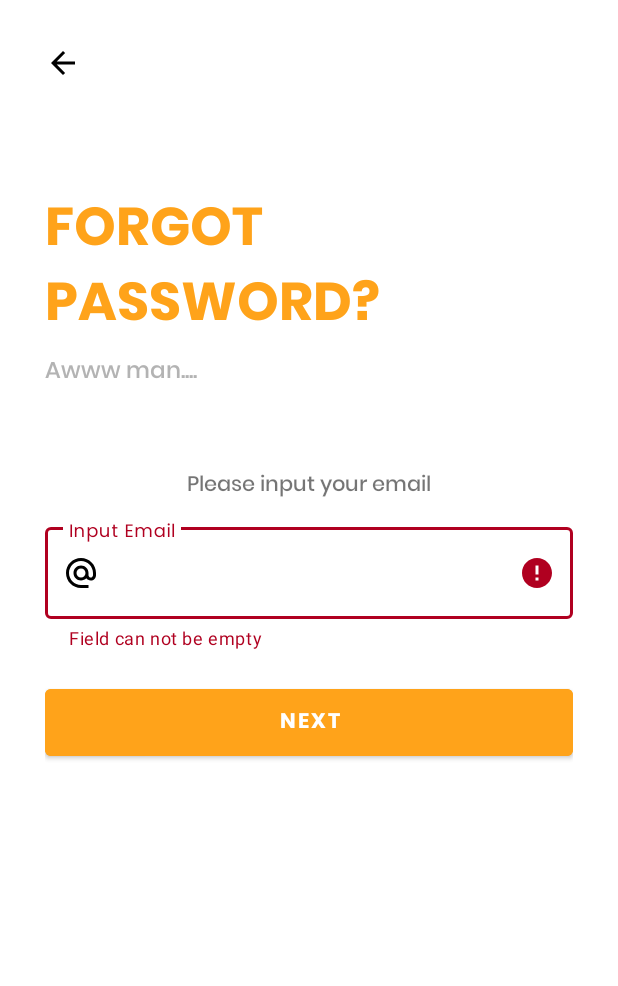
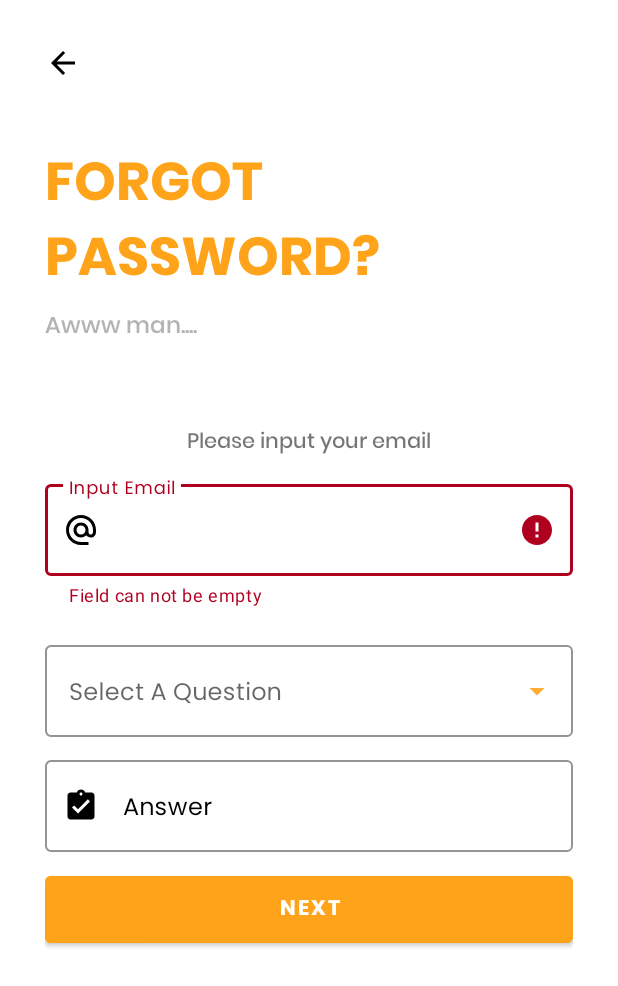
Before and after one commit to NotReallyAProgrammer/IT307_Project, an Android app: the ForgotPassword screen opened directly, with no data from a screen before it, after a tap on "NEXT", on a phone screen of 412 x 824 dp. Shown: the top 986 px of the screen. Run offline under Robolectric (Android 15) with nearby library versions, the phone set to English and light mode, and no system bars.

Commit message:
Change Password

```diff
--- a/app/src/main/java/com/example/it307_project/ForgotPassword.java
+++ b/app/src/main/java/com/example/it307_project/ForgotPassword.java
@@ -1,10 +1,15 @@
 package com.example.it307_project;
+
+import static java.lang.Integer.parseInt;
 
 import android.content.Context;
 import android.content.Intent;
 import android.os.Bundle;
+import android.os.Handler;
 import android.os.Looper;
 import android.view.View;
+import android.widget.ArrayAdapter;
+import android.widget.AutoCompleteTextView;
 import android.widget.Button;
 import android.widget.ImageView;
 import android.widget.Toast;
@@ -20,11 +25,17 @@ import com.google.android.material.textfield.TextInputLayout;
 
 public class ForgotPassword extends AppCompatActivity {
 
-    TextInputLayout forgotEmail;
-    TextInputEditText ETemail;
+    TextInputLayout forgotEmail,menu,forgotAnswer;
+    TextInputEditText ETemail,ETanswer;
+    AutoCompleteTextView question;
     ImageView backbtn;
     Button BTNconfirm;
-
+    String[] arraySpinner = new String[]{
+            "What is your mother's maiden name?",
+            "What was the name of your first pet?",
+            "What was the name of your elementary school?",
+            "In what city were you born?",
+            "What is your favorite color?"};
     Context c = this;
 
     @Override
@@ -42,25 +53,46 @@ public class ForgotPassword extends AppCompatActivity {
 
     private void initialize(){
         forgotEmail = findViewById(R.id.forgotEmail);
+        forgotAnswer = findViewById(R.id.forgotAnswer);
+        menu = findViewById(R.id.menu);
         ETemail = findViewById(R.id.ETemail);
+        ETanswer = findViewById(R.id.ETanswer);
+        question = findViewById(R.id.questions);
         backbtn = findViewById(R.id.backbtn);
         BTNconfirm = findViewById(R.id.BTNconfirm);
 
+
+        ArrayAdapter<String> adapter = new ArrayAdapter<>(c, R.layout.dropdown_menu_popup_item, arraySpinner);
+        question.setAdapter(adapter);
+
         Intent intent = getIntent();
         String[][] Users = (String[][]) intent.getSerializableExtra("Users");
-
 
 
         BTNconfirm.setOnClickListener(new View.OnClickListener() {
             @Override
             public void onClick(View v) {
                 String user = ETemail.getText().toString();
+                String ans = ETanswer.getText().toString();
+                String selectedQuestion = question.getText().toString();
                 boolean userOK = false;
-                int tempCount = 0, userPos = 0;
+                int tempCount = 0, userPos = -1,selection = 0;
 
 
+                if (selectedQuestion.equals("What is your mother's maiden name?")){
+                    selection = 1;
+                }else if(selectedQuestion.equals("What was the name of your first pet?")){
+                    selection = 2;
+                }else if(selectedQuestion.equals("What was the name of your elementary school?")){
+                    selection = 3;
+                }else if(selectedQuestion.equals("In what city were you born?")){
+                    selection = 4;
+                }else if(selectedQuestion.equals("What is your favorite color?")){
+                    selection = 5;
+                }
+
                 if(!validateEmail()){
-                    new android.os.Handler(Looper.getMainLooper()).postDelayed(
+                    new Handler(Looper.getMainLooper()).postDelayed(
                             new Runnable() {
                                 public void run() {
                                     forgotEmail.setError(null);
@@ -73,20 +105,37 @@ public class ForgotPassword extends AppCompatActivity {
                 for (String[] up : Users){
                     if (user.equals(up[0]) ){
                         userOK = true;
-                        userPos++;
+                        userPos = tempCount;
 
                     }else {
                         tempCount++;
                     }
 
                     if(userOK){
-                        Intent i = new Intent(c, ChangePassword.class);
-                        i.putExtra("User",userPos);
-                        startActivity(i);
+                        if(parseInt(Users[userPos][2]) == selection && Users[userPos][3].equals(ans)){
+                                Intent i = new Intent(c, ChangePassword.class);
+                                i.putExtra("Position",userPos);
+                                i.putExtra("Users",Users);
+                                startActivity(i);
+
+                        }else{
+                            menu.setError("Invalid question or answer");
+                            forgotAnswer.setError("Invalid question or answer");
+                            new Handler(Looper.getMainLooper()).postDelayed(
+                                    new Runnable() {
+                                        public void run() {
+                                            menu.setError(null);
+                                            menu.setErrorEnabled( false );
+                                            forgotAnswer.setError(null);
+                                            forgotAnswer.setErrorEnabled( false );
+                                        }
+                                    }, 5000);
+                            break;
+                        }
                         break;
                     }else if(tempCount == Users.length){
                         forgotEmail.setError("Email does not exist");
-                        new android.os.Handler(Looper.getMainLooper()).postDelayed(
+                        new Handler(Looper.getMainLooper()).postDelayed(
                                 new Runnable() {
                                     public void run() {
                                         forgotEmail.setError(null);
--- a/app/src/main/res/layout/activity_forgot_password.xml
+++ b/app/src/main/res/layout/activity_forgot_password.xml
@@ -20,8 +20,8 @@
     <LinearLayout
         android:layout_width="match_parent"
         android:layout_height="0dp"
-        android:layout_weight="3"
-        android:layout_marginTop="70dp"
+        android:layout_weight="5"
+        android:layout_marginTop="40dp"
         android:orientation="vertical">
         <TextView
             android:layout_width="wrap_content"
@@ -61,7 +61,7 @@
             android:layout_width="match_parent"
             android:layout_height="wrap_content"
             android:hint="Input Email"
-            app:boxStrokeColor="@color/colorSecondary"
+            app:boxStrokeColor="@color/colorPrimaryDark"
             app:endIconMode="clear_text"
             app:endIconTint="@color/black"
             app:hintTextColor="@color/black"
@@ -80,7 +80,53 @@
 
         </com.google.android.material.textfield.TextInputLayout>
 
+        <com.google.android.material.textfield.TextInputLayout
+            android:id="@+id/menu"
+            style="@style/Widget.MaterialComponents.TextInputLayout.OutlinedBox.ExposedDropdownMenu"
+            android:layout_width="match_parent"
+            android:layout_height="wrap_content"
+            android:hint="Select A Question"
+            app:hintTextColor="@color/black"
+            android:layout_marginTop="10dp"
+            app:endIconTint="@color/colorPrimary"
+            app:boxStrokeColor="@color/colorPrimary"
+            >
 
+            <AutoCompleteTextView
+                android:id="@+id/questions"
+                android:layout_width="match_parent"
+                android:layout_height="wrap_content"
+                android:inputType="none"
+                android:fontFamily="@font/poppinsregular"
+
+                />
+
+        </com.google.android.material.textfield.TextInputLayout>
+
+        <com.google.android.material.textfield.TextInputLayout
+            android:id="@+id/forgotAnswer"
+            style="@style/Widget.MaterialComponents.TextInputLayout.OutlinedBox"
+            android:layout_width="match_parent"
+            android:layout_height="wrap_content"
+            android:layout_marginTop="10dp"
+            android:hint="Answer"
+            android:textColorHint="@color/black"
+            app:boxStrokeColor="@color/colorPrimary"
+            app:boxStrokeWidthFocused="2dp"
+            app:endIconTint="@color/black"
+            app:hintTextColor="@color/black"
+            app:startIconDrawable="@drawable/answericon"
+            app:startIconTint="@color/black">
+
+            <com.google.android.material.textfield.TextInputEditText
+                android:id="@+id/ETanswer"
+                android:layout_width="match_parent"
+                android:layout_height="match_parent"
+                android:fontFamily="@font/poppinsregular"
+                android:inputType="text"
+                android:textCursorDrawable="@drawable/textinputprimary"/>
+
+        </com.google.android.material.textfield.TextInputLayout>
 
         <Button
             android:id="@+id/BTNconfirm"
```
Also changed, not shown: app/src/main/java/com/example/it307_project/ChangePassword.java (+122 -0 lines), app/src/main/java/com/example/it307_project/Login.java (+40 -8 lines), app/src/main/java/com/example/it307_project/Register.java (+63 -12 lines), app/src/main/res/layout/activity_change_password.xml (+15 -47 lines).
